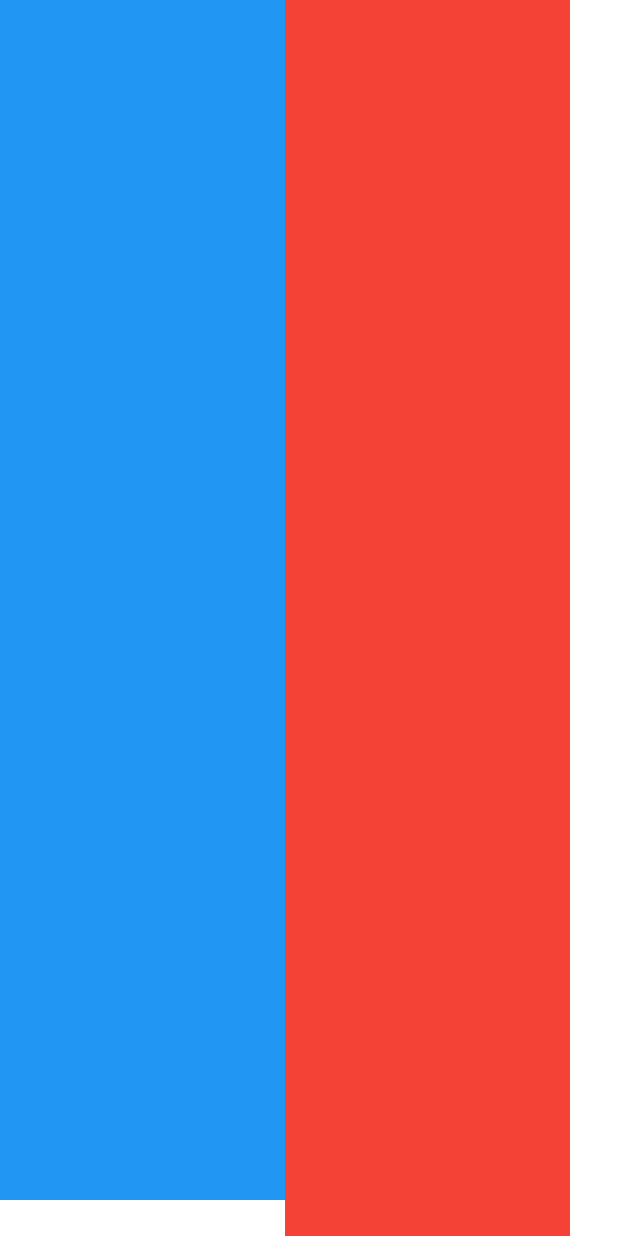
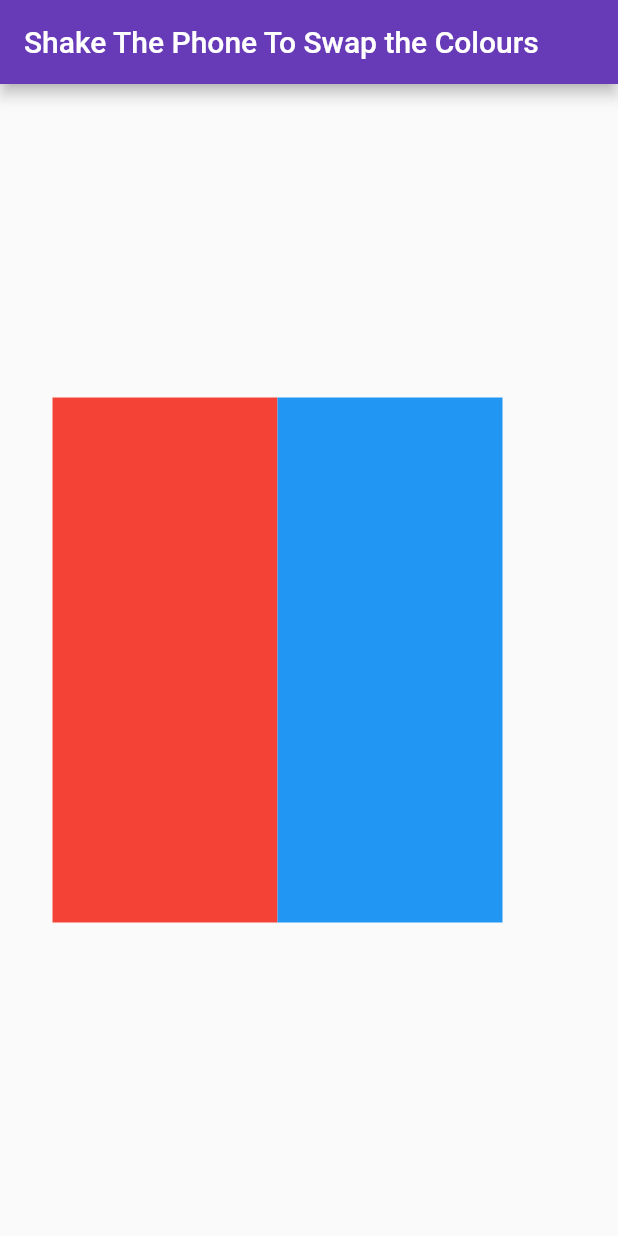
Before and after one commit to kumaryash7/Shake-App, a Flutter app: the screen it shows after launch, on a phone screen of 412 x 824 dp. Run offline on Flutter 3.47's test engine with Material 2 defaults, Android fonts, the light colour scheme and no system bars; our stand-ins replace sensors_plus.

Commit message:
Creates UI

```diff
--- a/lib/home_page.dart
+++ b/lib/home_page.dart
@@ -37,45 +37,65 @@ class _HomePageState extends State<HomePage> {
   @override
   Widget build(BuildContext context) {
     return (counteer % 2 == 0)
-        ? Row(
-            children: [
-              Column(
-                children: [
-                  SingleChildScrollView(
-                      child: Container(
-                    height: 800,
-                    width: 190,
-                    color: Colors.blue,
-                  ))
-                ],
+        ? MaterialApp(
+            debugShowCheckedModeBanner: false,
+            home: Scaffold(
+              appBar: AppBar(
+                backgroundColor: Colors.deepPurple,
+                title: const Text("Shake The Phone To Swap the Colours"),
               ),
-              SingleChildScrollView(
-                  child: Container(
-                height: 1000,
-                width: 190,
-                color: Colors.red,
-              ))
-            ],
+              body: Padding(
+                padding: const EdgeInsets.all(35.0),
+                child: SizedBox(
+                  height: 700,
+                  width: 300,
+                  child: Row(
+                    children: [
+                      Container(
+                        height: 350,
+                        width: 150,
+                        color: Colors.red,
+                      ),
+                      Container(
+                        height: 350,
+                        width: 150,
+                        color: Colors.blue,
+                      )
+                    ],
+                  ),
+                ),
+              ),
+            ),
           )
-        : Row(
-            children: [
-              Column(
-                children: [
-                  SingleChildScrollView(
-                      child: Container(
-                    height: double.infinity,
-                    width: double.infinity / 2,
-                    color: Colors.red,
-                  ))
-                ],
+        : MaterialApp(
+            debugShowCheckedModeBanner: false,
+            home: Scaffold(
+              appBar: AppBar(
+                backgroundColor: Colors.deepPurple,
+                title: const Text("Shake The Phone To Swap the Colours"),
               ),
-              SingleChildScrollView(
-                  child: Container(
-                height: double.infinity,
-                width: double.infinity / 2,
-                color: Colors.blue,
-              ))
-            ],
+              body: Padding(
+                padding: const EdgeInsets.all(35.0),
+                child: SizedBox(
+                  height: 700,
+                  width: 300,
+                  child: Row(
+                    children: [
+                      Container(
+                        height: 350,
+                        width: 150,
+                        color: Colors.blue,
+                      ),
+                      Container(
+                        height: 350,
+                        width: 150,
+                        color: Colors.red,
+                      )
+                    ],
+                  ),
+                ),
+              ),
+            ),
           );
   }
 }
```
